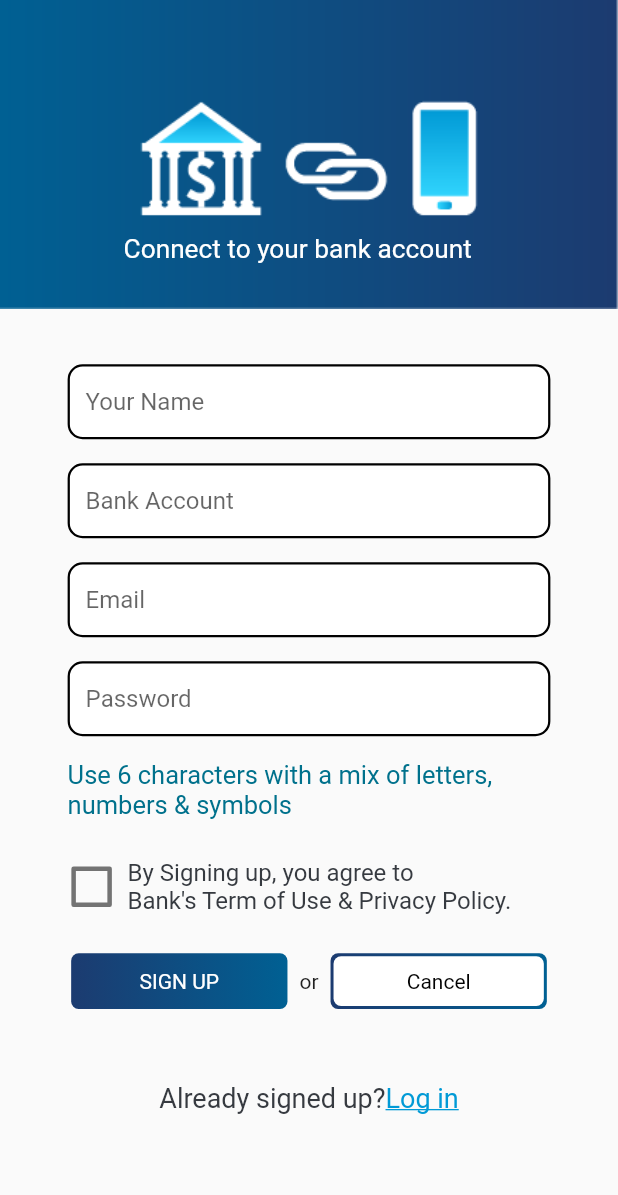
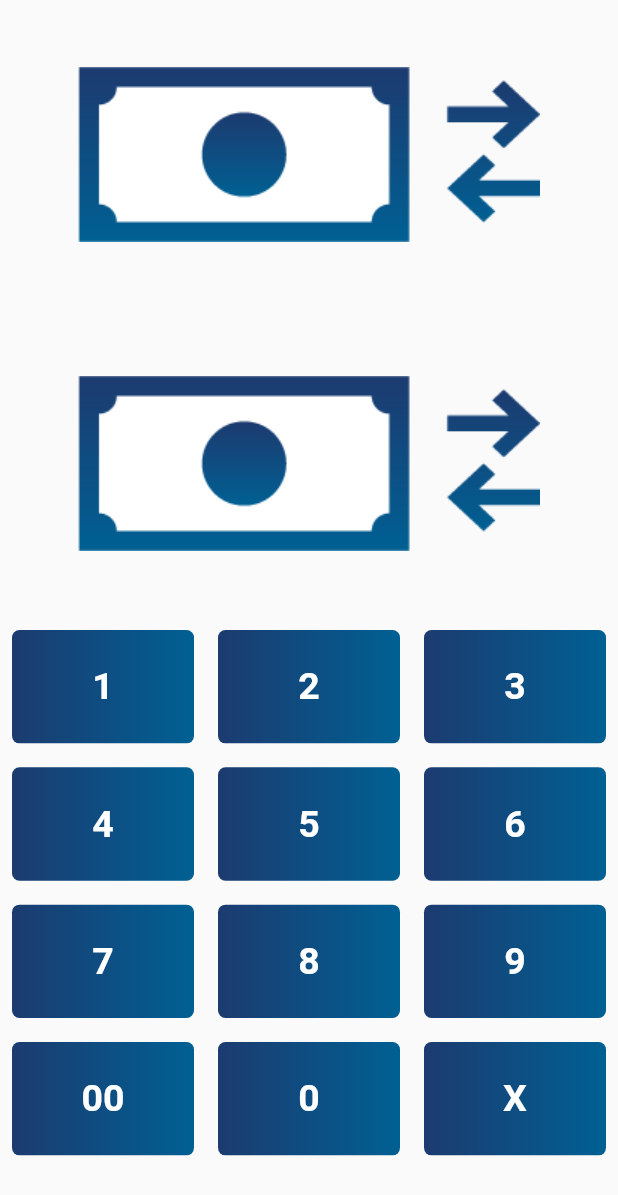
Before and after one commit to Neloy-Barman/Bank-App, a Flutter app: the screen it shows after launch, on a phone screen of 412 x 824 dp. Shown: the top 1195 px of the screen. Run offline on Flutter 3.47's test engine with Material 2 defaults, Android fonts, the phone set to English and light mode, and no system bars; our stand-ins replace font_awesome_flutter.

Commit message:
More screens

```diff
--- a/lib/main.dart
+++ b/lib/main.dart
@@ -2,6 +2,8 @@ import 'package:flutter/material.dart';
 
 import 'screens/login.dart';
 import 'screens/signup.dart';
+import 'screens/home.dart';
+import 'screens/exchange.dart';
 
 void main() {
   runApp(
@@ -18,10 +20,12 @@ class BankApp extends StatelessWidget {
   Widget build(BuildContext context) {
     return MaterialApp(
       debugShowCheckedModeBanner: false,
-      home: SignUpScreen(),
+      home: const ExchangeScreen(),
       routes: {
         LogInScreen.routeScreen: (_) => LogInScreen(),
         SignUpScreen.routeScreen: (_) => SignUpScreen(),
+        HomeScreen.routeScreen: (_) => const HomeScreen(),
+        ExchangeScreen.routeScreen: (_) => const ExchangeScreen(),
       },
     );
   }
--- /dev/null
+++ b/lib/screens/exchange.dart
@@ -0,0 +1,122 @@
+import 'package:flutter/material.dart';
+
+import '../itemwidgets/elevationbuttonbuilder.dart';
+
+class ExchangeScreen extends StatefulWidget {
+  static const routeScreen = "./exchange";
+  const ExchangeScreen({
+    super.key,
+  });
+
+  @override
+  State<ExchangeScreen> createState() => _ExchangeScreenState();
+}
+
+class _ExchangeScreenState extends State<ExchangeScreen> {
+  List<String> buttons = [
+    "1",
+    "2",
+    "3",
+    "4",
+    "5",
+    "6",
+    "7",
+    "8",
+    "9",
+    "00",
+    "0",
+    "X",
+  ];
+  @override
+  Widget build(BuildContext context) {
+    return Scaffold(
+      body: Container(
+        child: Column(
+          children: [
+            Container(
+              height: MediaQuery.of(context).size.height * 0.5,
+              child: Column(
+                children: [
+                  Container(
+                    height: MediaQuery.of(context).size.height * 0.25,
+                    child: const Image(
+                      image: AssetImage(
+                        "assets/images/transaction.png",
+                      ),
+                    ),
+                  ),
+                  Container(
+                    height: MediaQuery.of(context).size.height * 0.25,
+                    child: const Image(
+                      image: AssetImage(
+                        "assets/images/transaction.png",
+                      ),
+                    ),
+                  ),
+                ],
+              ),
+            ),
+            Container(
+              height: MediaQuery.of(context).size.height * 0.5,
+              child: GridView.builder(
+                padding: const EdgeInsets.all(
+                  0,
+                ),
+                gridDelegate: const SliverGridDelegateWithFixedCrossAxisCount(
+                  crossAxisCount: 3,
+                  childAspectRatio: 1.5,
+                ),
+                itemBuilder: (context, index) {
+                  return Padding(
+                    padding: const EdgeInsets.all(
+                      8.0,
+                    ),
+                    child: InkWell(
+                      onTap: () {},
+                      child: Container(
+                        decoration: BoxDecoration(
+                          borderRadius: BorderRadius.circular(
+                            5,
+                          ),
+                          gradient: const LinearGradient(
+                            colors: [
+                              Color.fromARGB(
+                                255,
+                                28,
+                                59,
+                                112,
+                              ),
+                              Color.fromARGB(
+                                255,
+                                0,
+                                96,
+                                147,
+                              ),
+                            ],
+                          ),
+                        ),
+                        child: Center(
+                          child: FittedBox(
+                            child: Text(
+                              buttons[index],
+                              style: const TextStyle(
+                                color: Colors.white,
+                                fontSize: 25,
+                                fontWeight: FontWeight.bold,
+                              ),
+                            ),
+                          ),
+                        ),
+                      ),
+                    ),
+                  );
+                },
+                itemCount: buttons.length,
+              ),
+            )
+          ],
+        ),
+      ),
+    );
+  }
+}
--- a/lib/screens/login.dart
+++ b/lib/screens/login.dart
@@ -88,10 +88,6 @@ class LogInScreen extends StatelessWidget {
                       mainAxisAlignment: MainAxisAlignment.center,
                       crossAxisAlignment: CrossAxisAlignment.center,
                       children: [
-                        // textbuttonBuilder(
-                        //   "Forgot Password?",
-                        //   () {},
-                        // ),
                         TextButtonBuilder(
                           title: "Forgot Password?",
                           handler: () {},
--- a/pubspec.yaml
+++ b/pubspec.yaml
@@ -30,6 +30,7 @@ environment:
 dependencies:
   flutter:
     sdk: flutter
+  font_awesome_flutter: ^10.4.0
 
 
   # The following adds the Cupertino Icons font to your application.
@@ -62,6 +63,7 @@ flutter:
   assets:
     - assets/images/mainLogo.png
     - assets/images/signUpLogo.png
+    - assets/images/transaction.png
     # - images/a_dot_burr.jpeg
   #   - images/a_dot_ham.jpeg
 
```
Also changed, not shown: lib/datamodel/allicons.dart (added, +151 -0 lines), lib/datamodel/customicon.dart (added, +15 -0 lines), lib/itemwidgets/cicledbutton.dart (added, +52 -0 lines), lib/screens/home.dart (added, +161 -0 lines), pubspec.lock.
